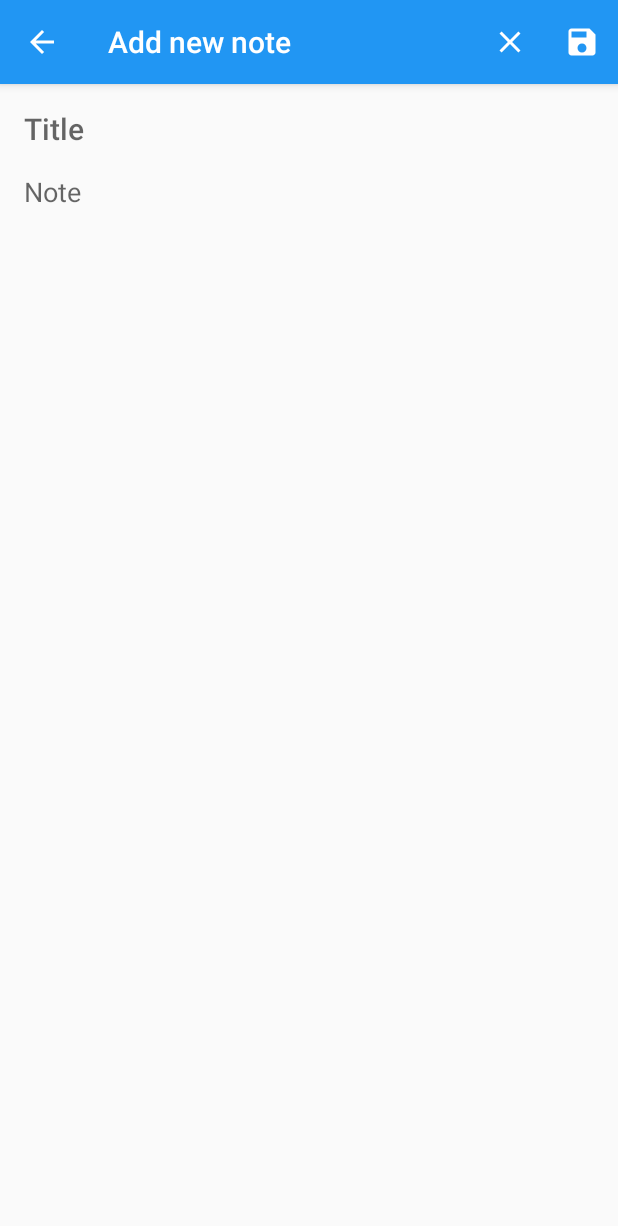
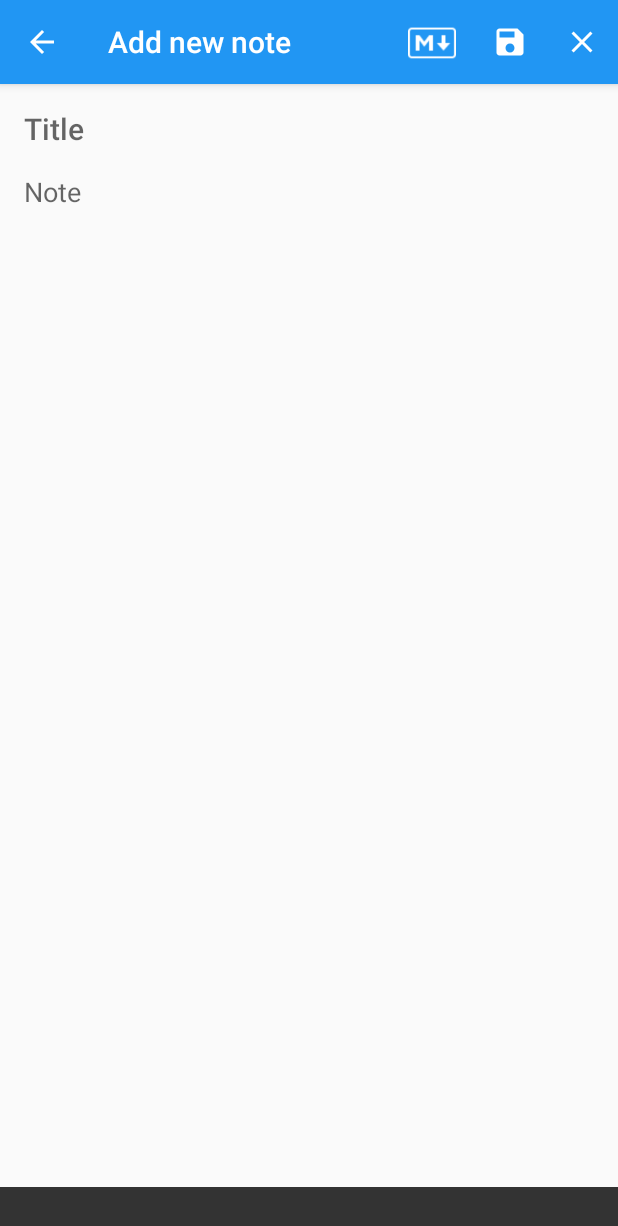
Before and after one commit to hyuwah/android-catatanku, an Android app: the EditorActivity screen opened directly, with no data from a screen before it, on a phone screen of 412 x 824 dp. Shown: the top 1226 px of the screen. Run offline under Robolectric (Android 15) with nearby library versions, the phone set to English and light mode, and no system bars; our stand-ins replace ButterKnife; libraries missing offline, so code that uses them is left out: br.tiagohm.markdownview.

Commit message:
Implement Markdown support and view Revamp Editor, Bottom status bar now float

```diff
--- a/app/src/main/res/layout/activity_editor.xml
+++ b/app/src/main/res/layout/activity_editor.xml
@@ -1,11 +1,16 @@
 <?xml version="1.0" encoding="utf-8"?>
 
-
-<ScrollView xmlns:android="http://schemas.android.com/apk/res/android"
+<LinearLayout xmlns:android="http://schemas.android.com/apk/res/android"
   xmlns:app="http://schemas.android.com/apk/res-auto"
   xmlns:tools="http://schemas.android.com/tools"
   android:layout_width="match_parent"
   android:layout_height="match_parent"
+  android:orientation="vertical">
+
+  <ScrollView
+    android:layout_width="match_parent"
+    android:layout_height="wrap_content"
+    android:layout_weight="1"
     android:fillViewport="true"
     tools:context="io.github.hyuwah.catatanku.EditorActivity">
 
@@ -38,9 +43,17 @@
         android:imeOptions="actionDone"
         android:inputType="textMultiLine|textLongMessage|textAutoCorrect"/>
 
+
+    </LinearLayout>
+
+  </ScrollView>
+
   <LinearLayout
     android:layout_width="match_parent"
     android:layout_height="wrap_content"
+    android:paddingLeft="8dp"
+    android:paddingRight="8dp"
+    android:background="#333"
     android:orientation="horizontal">
     <TextView
       android:id="@+id/editor_note_stats"
@@ -50,6 +63,7 @@
       android:layout_marginTop="8dp"
       android:layout_marginBottom="8dp"
       android:layout_gravity="center_vertical"
+      android:textColor="@color/white"
       android:textSize="12sp"
       tools:text="# Words # Chars"/>
     <TextView
@@ -61,9 +75,9 @@
       android:layout_marginBottom="8dp"
       android:gravity="end"
       android:textAppearance="?android:attr/textAppearanceSmall"
+      android:textColor="@color/white"
       android:textSize="12sp"
       tools:text="Created: jam hari tanggal"/>
   </LinearLayout>
+
 </LinearLayout>
-
-</ScrollView>
--- a/app/src/main/res/menu/menu_note_editor.xml
+++ b/app/src/main/res/menu/menu_note_editor.xml
@@ -2,23 +2,33 @@
 <menu xmlns:android="http://schemas.android.com/apk/res/android"
     xmlns:app="http://schemas.android.com/apk/res-auto">
 
+    <item android:id="@+id/editor_action_markdown"
+        android:title="Markdown"
+      android:orderInCategory="0"
+      android:icon="@drawable/ic_markdown"
+      app:showAsAction="always"
+      />
+
+    <group>
         <item
           android:id="@+id/editor_action_delete"
           android:title="Delete"
-        android:orderInCategory="0"
+          android:orderInCategory="3"
           app:showAsAction="ifRoom"
           android:icon="@drawable/ic_delete_white_24dp"
           />
         <item
           android:id="@+id/editor_action_clear"
           android:title="Clear"
-        android:orderInCategory="1"
+          android:orderInCategory="2"
           app:showAsAction="ifRoom"
           android:icon="@drawable/ic_clear_white_24dp"/>
         <item
           android:id="@+id/editor_action_save"
           android:title="Save"
-        android:orderInCategory="2"
+          android:orderInCategory="1"
           app:showAsAction="ifRoom"
           android:icon="@drawable/ic_save_white_24dp"/>
+    </group>
+
 </menu>
--- a/build.gradle
+++ b/build.gradle
@@ -7,7 +7,7 @@ buildscript {
         jcenter()
     }
     dependencies {
-        classpath 'com.android.tools.build:gradle:3.0.1'
+        classpath 'com.android.tools.build:gradle:3.1.0'
 
 
         // NOTE: Do not place your application dependencies here; they belong
@@ -19,6 +19,8 @@ allprojects {
     repositories {
         google()
         jcenter()
+        maven { url 'https://jitpack.io' }
+
     }
 }
 
```
Also changed, not shown: app/build.gradle (+8 -5 lines), app/src/main/AndroidManifest.xml (+5 -4 lines), app/src/main/java/io/github/hyuwah/catatanku/EditorActivity.java (+14 -10 lines), app/src/main/java/io/github/hyuwah/catatanku/EditorMarkdownActivity.java (added, +41 -0 lines), app/src/main/res/layout/activity_editor_markdown.xml (added, +16 -0 lines), app/src/main/res/drawable/ic_markdown.png (added), app/src/main/res/values/strings.xml (indentation only), gradle/wrapper/gradle-wrapper.properties, 1 other file. Lines whose indentation alone changed are shown as unchanged.
